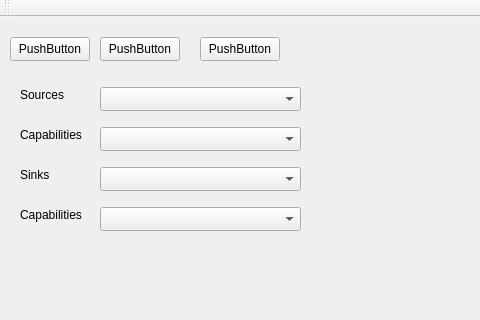
Above: concept_A/GuiMediaFusion/GuiMediaFusion.ui from ahr2042/Concept-A before the change; both pictures show x 0 to 480 and y 0 to 320 of the 1208 by 888 pixel window. Below: the same form after it.
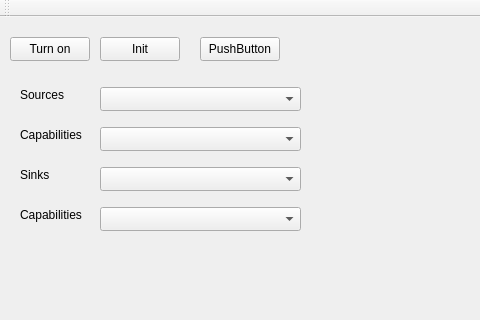
That is the form after the change.

Commit message: - change names of push buttons in GUI

The edit to the form file:
```diff
--- a/concept_A/GuiMediaFusion/GuiMediaFusion.ui
+++ b/concept_A/GuiMediaFusion/GuiMediaFusion.ui
@@ -42,7 +42,7 @@
        </rect>
       </property>
       <property name="text">
-       <string>PushButton</string>
+       <string>Turn on</string>
       </property>
      </widget>
      <widget class="QPushButton" name="pushButton_2">
@@ -55,7 +55,7 @@
        </rect>
       </property>
       <property name="text">
-       <string>PushButton</string>
+       <string>Init</string>
       </property>
      </widget>
      <widget class="QPushButton" name="pushButton_3">
```
Left out of the diff: 4 changed lines with no effect on the pictures.
